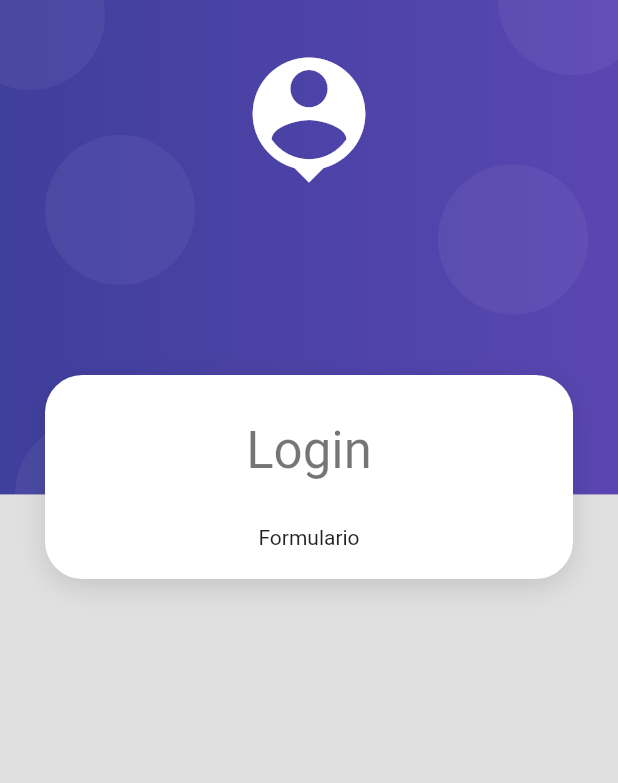
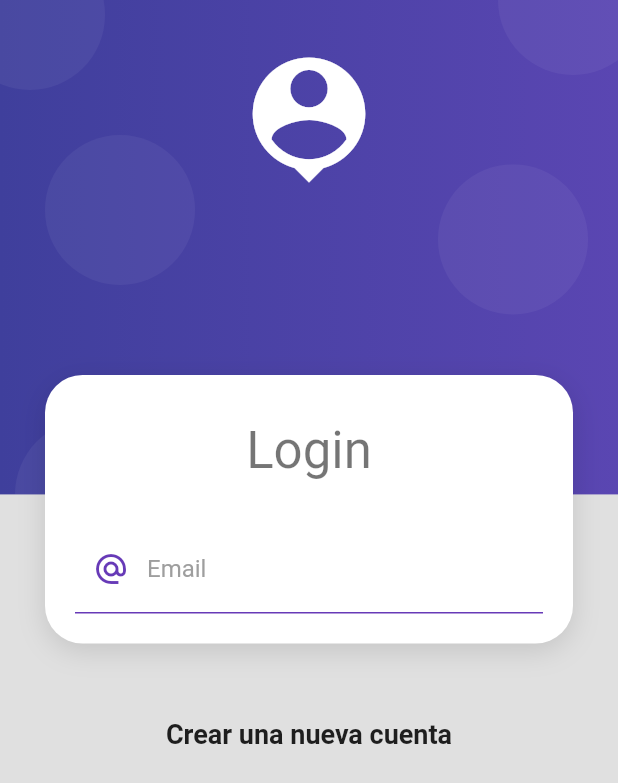
Before and after one commit to Losajhonny/productos_app, a Flutter app: the screen it shows after launch, on a phone screen of 412 x 824 dp. Shown: the top 783 px of the screen. Run offline on Flutter 3.47's test engine with Material 2 defaults, Android fonts, the phone set to English and light mode, and no system bars.

Commit message:
Input correo

```diff
--- a/lib/screens/login_screen.dart
+++ b/lib/screens/login_screen.dart
@@ -16,6 +16,7 @@ class LoginScreen extends StatelessWidget {
         children: [
           //
           SizedBox(height: 250),
+
           CardContainer(
             child: Column(
               children: [
@@ -29,12 +30,58 @@ class LoginScreen extends StatelessWidget {
                 SizedBox(
                   height: 30,
                 ),
-                Text('Formulario')
+                _LoginForm()
               ],
             ),
+          ),
+
+          SizedBox(height: 50),
+          Text(
+            'Crear una nueva cuenta',
+            style: TextStyle(fontSize: 18, fontWeight: FontWeight.bold),
           )
         ],
       ),
     )));
   }
 }
+
+class _LoginForm extends StatelessWidget {
+  const _LoginForm({Key? key}) : super(key: key);
+
+  @override
+  Widget build(BuildContext context) {
+    return Container(
+      child: Form(
+        // TODO: mantener la referencia al key
+        // estado de referencia
+        child: Column(
+          children: [
+            TextFormField(
+              autocorrect: false,
+              keyboardType: TextInputType.emailAddress,
+              decoration: InputDecoration(
+                enabledBorder: UnderlineInputBorder(
+                  borderSide: BorderSide(color: Colors.deepPurple),
+                ),
+                focusedBorder: UnderlineInputBorder(
+                  borderSide: BorderSide(
+                    color: Colors.deepPurple,
+                    width: 2,
+                  ),
+                ),
+                hintText: 'losajhonny@gmail.com',
+                labelText: 'Email',
+                labelStyle: TextStyle(color: Colors.grey),
+                prefixIcon: Icon(
+                  Icons.alternate_email_sharp,
+                  color: Colors.deepPurple,
+                ),
+              ),
+            )
+          ],
+        ),
+      ),
+    );
+  }
+}
```
